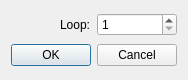
This is BambooTracker/gui/wave_export_settings_dialog.ui in BambooTracker/BambooTracker as Qt 5 draws it before an edit. The edited form follows.
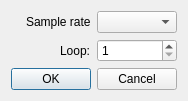
This is the edited form.

Commit message: Add sample rate selection in wav export

```diff
--- a/BambooTracker/gui/wave_export_settings_dialog.ui
+++ b/BambooTracker/gui/wave_export_settings_dialog.ui
@@ -7,28 +7,14 @@
     <x>0</x>
     <y>0</y>
     <width>180</width>
-    <height>80</height>
+    <height>100</height>
    </rect>
   </property>
   <property name="windowTitle">
    <string>WAV export settings</string>
   </property>
   <layout class="QGridLayout" name="gridLayout">
-   <item row="0" column="0" alignment="Qt::AlignRight">
-    <widget class="QLabel" name="loopLabel">
-     <property name="text">
-      <string>Loop:</string>
-     </property>
-    </widget>
-   </item>
-   <item row="0" column="1">
-    <widget class="QSpinBox" name="loopSpinBox">
-     <property name="minimum">
-      <number>1</number>
-     </property>
-    </widget>
-   </item>
-   <item row="1" column="0" colspan="2">
+   <item row="2" column="0" colspan="2">
     <widget class="QDialogButtonBox" name="buttonBox">
      <property name="orientation">
       <enum>Qt::Horizontal</enum>
@@ -38,6 +24,30 @@
      </property>
     </widget>
    </item>
+   <item row="1" column="0" alignment="Qt::AlignRight">
+    <widget class="QLabel" name="loopLabel">
+     <property name="text">
+      <string>Loop:</string>
+     </property>
+    </widget>
+   </item>
+   <item row="1" column="1">
+    <widget class="QSpinBox" name="loopSpinBox">
+     <property name="minimum">
+      <number>1</number>
+     </property>
+    </widget>
+   </item>
+   <item row="0" column="0" alignment="Qt::AlignRight">
+    <widget class="QLabel" name="sampleRateLabel">
+     <property name="text">
+      <string>Sample rate</string>
+     </property>
+    </widget>
+   </item>
+   <item row="0" column="1">
+    <widget class="QComboBox" name="sampleRateComboBox"/>
+   </item>
   </layout>
  </widget>
  <resources/>
```
Left out of the diff: 4 changed lines with no effect on the pictures. The commit also changes 6 other files.
